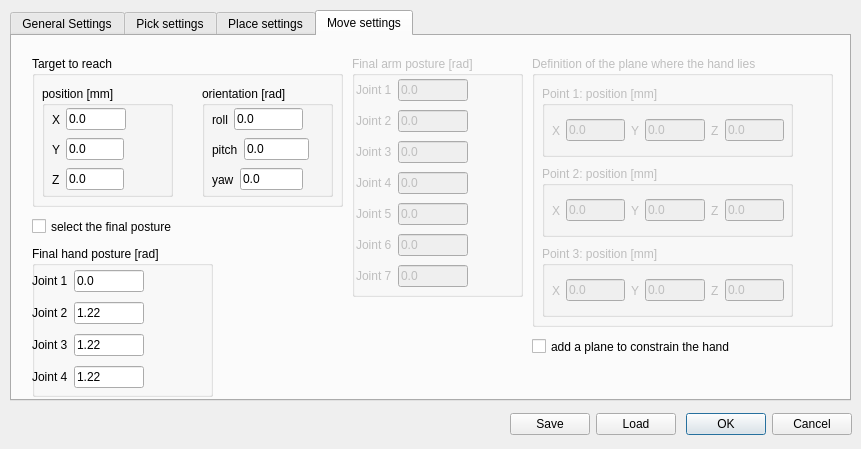
First picture: the form in ui/rrtdialog.ui, repository JoaoQPereira/motion_manager, before the edit.
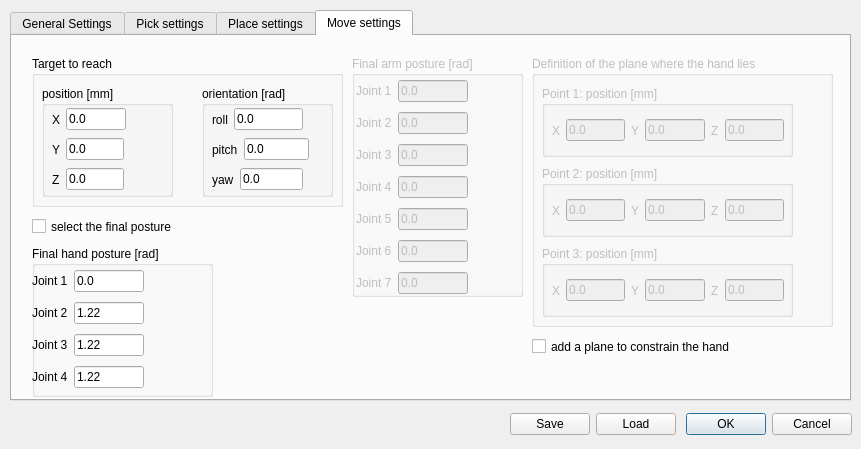
Second picture: the form after the edit. The open tabs and pages were chosen to show the change.

```diff
--- a/ui/rrtdialog.ui
+++ b/ui/rrtdialog.ui
@@ -960,7 +960,7 @@
         <x>4</x>
         <y>20</y>
         <width>112</width>
-        <height>221</height>
+        <height>227</height>
        </rect>
       </property>
       <layout class="QVBoxLayout" name="verticalLayout_6">
```
Left out of the diff: 2 changed lines with no effect on the pictures.
